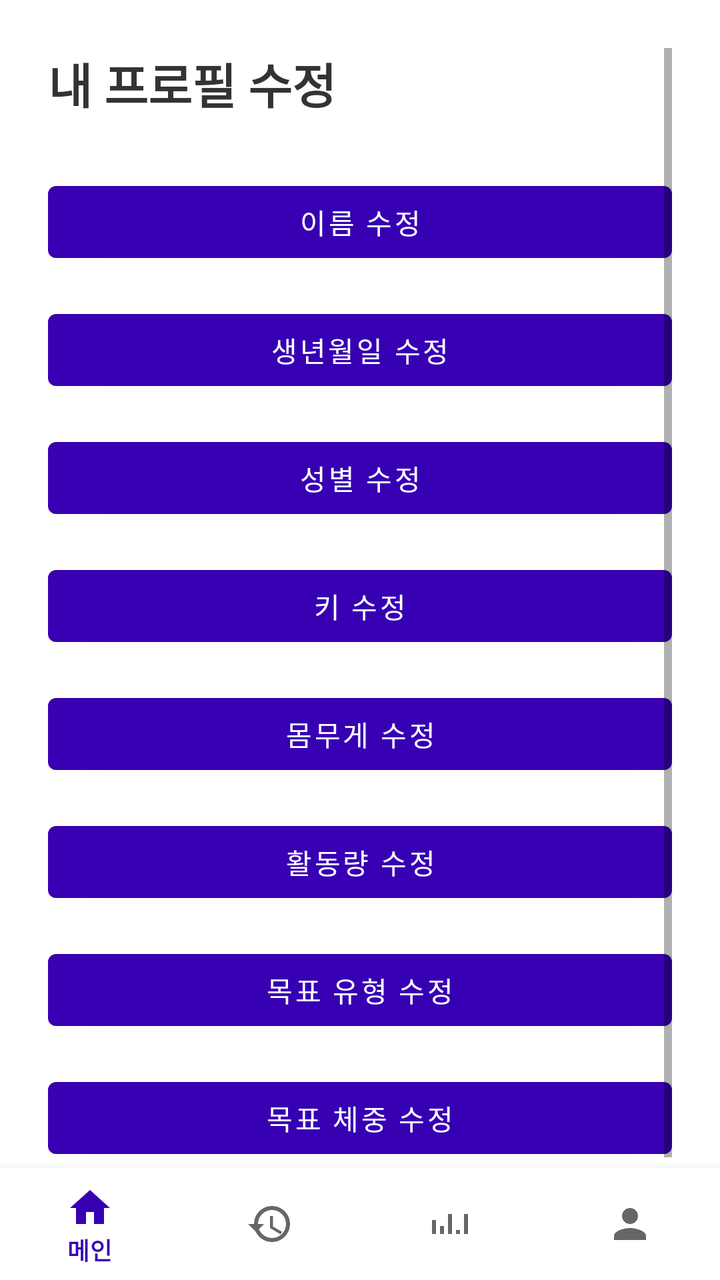
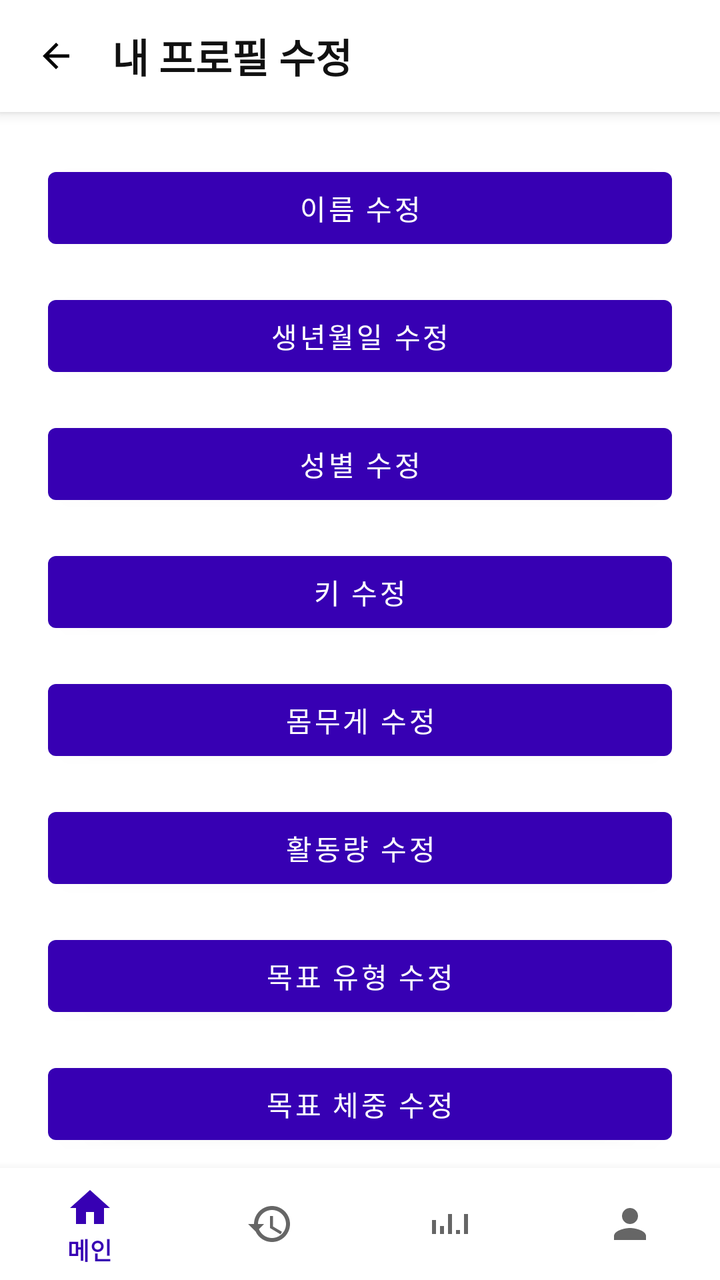

Two renders of the same Android screen: before a commit and after it. Below are the layout's source before the change and the commit's diff.
<!-- AndroidManifest.xml: application theme Theme.GJGN -->
<!-- res/layout/activity_profile_edit.xml -->
<?xml version="1.0" encoding="utf-8"?>
<androidx.coordinatorlayout.widget.CoordinatorLayout
    xmlns:android="http://schemas.android.com/apk/res/android"
    xmlns:app="http://schemas.android.com/apk/res-auto"
    android:layout_width="match_parent"
    android:layout_height="match_parent">

    <ScrollView
        android:layout_width="match_parent"
        android:layout_height="match_parent"
        android:padding="24dp"
        android:paddingBottom="120dp"
        android:fillViewport="true">

        <LinearLayout
            android:layout_width="match_parent"
            android:layout_height="wrap_content"
            android:orientation="vertical">

            
            <TextView
                android:id="@+id/tvTitle"
                android:text="내 프로필 수정"
                android:textSize="24sp"
                android:textStyle="bold"
                android:textColor="#333333"
                android:layout_marginBottom="28dp"
                android:layout_width="wrap_content"
                android:layout_height="wrap_content"/>

            
            <com.google.android.material.button.MaterialButton
                android:id="@+id/btnEditName"
                android:text="이름 수정"
                android:layout_width="match_parent"
                android:layout_height="wrap_content"
                android:layout_marginBottom="16dp"/>

            <com.google.android.material.button.MaterialButton
                android:id="@+id/btnEditBirth"
                android:text="생년월일 수정"
                android:layout_width="match_parent"
                android:layout_height="wrap_content"
                android:layout_marginBottom="16dp"/>

            <com.google.android.material.button.MaterialButton
                android:id="@+id/btnEditGender"
                android:text="성별 수정"
                android:layout_width="match_parent"
                android:layout_height="wrap_content"
                android:layout_marginBottom="16dp"/>

            <com.google.android.material.button.MaterialButton
                android:id="@+id/btnEditHeight"
                android:text="키 수정"
                android:layout_width="match_parent"
                android:layout_height="wrap_content"
                android:layout_marginBottom="16dp"/>

            <com.google.android.material.button.MaterialButton
                android:id="@+id/btnEditWeight"
                android:text="몸무게 수정"
                android:layout_width="match_parent"
                android:layout_height="wrap_content"
                android:layout_marginBottom="16dp"/>

            <com.google.android.material.button.MaterialButton
                android:id="@+id/btnEditActivity"
                android:text="활동량 수정"
                android:layout_width="match_parent"
                android:layout_height="wrap_content"
                android:layout_marginBottom="16dp"/>

            <com.google.android.material.button.MaterialButton
                android:id="@+id/btnEditGoalType"
                android:text="목표 유형 수정"
                android:layout_width="match_parent"
                android:layout_height="wrap_content"
                android:layout_marginBottom="16dp"/>

            <com.google.android.material.button.MaterialButton
                android:id="@+id/btnEditGoalWeight"
                android:text="목표 체중 수정"
                android:layout_width="match_parent"
                android:layout_height="wrap_content"
                android:layout_marginBottom="32dp"/>

            
            <com.google.android.material.button.MaterialButton
                android:id="@+id/btnBack"
                android:text="뒤로가기"
                android:layout_width="match_parent"
                android:layout_height="wrap_content"
                android:backgroundTint="@color/gray_light"
                android:textColor="@android:color/black"
                android:layout_marginBottom="20dp"/>

        </LinearLayout>
    </ScrollView>

    
    <com.google.android.material.bottomnavigation.BottomNavigationView
        android:id="@+id/bottomNavigationView"
        android:layout_width="match_parent"
        android:layout_height="wrap_content"
        android:layout_gravity="bottom"
        app:menu="@menu/bottom_nav_menu"/>
</androidx.coordinatorlayout.widget.CoordinatorLayout>
<!-- resources referenced by this layout -->
<resources>
  <color name="gray_light">#EEEEEE</color>
  <style name="Theme.GJGN" parent="Theme.MaterialComponents.DayNight.NoActionBar">
          
          <item name="colorPrimary">@color/purple_700</item>
          <item name="colorPrimaryVariant">@color/purple_700</item>
          <item name="colorOnPrimary">@android:color/white</item>
          <item name="colorSecondary">@color/teal_700</item>
          <item name="android:windowMinWidthMajor">320dp</item>
          <item name="android:windowMinWidthMinor">320dp</item>
      </style>
  <color name="purple_700">#FF3700B3</color>
  <color name="teal_700">#FF018786</color>
</resources>

<!-- the commit's change to res/layout/activity_profile_edit.xml (unified diff, before → after) -->
@@ -5,11 +5,42 @@
     android:layout_width="match_parent"
     android:layout_height="match_parent">
 
+    
+    <LinearLayout
+        android:layout_width="match_parent"
+        android:layout_height="56dp"
+        android:orientation="horizontal"
+        android:gravity="center_vertical"
+        android:paddingStart="12dp"
+        android:paddingEnd="12dp"
+        android:background="@android:color/white"
+        android:elevation="4dp">
+
+        <ImageView
+            android:id="@+id/btnBack"
+            android:layout_width="32dp"
+            android:layout_height="32dp"
+            android:src="@drawable/ic_arrow_back"
+            android:padding="6dp"
+            android:background="?attr/selectableItemBackgroundBorderless" />
+
+        <TextView
+            android:text="내 프로필 수정"
+            android:textSize="20sp"
+            android:textStyle="bold"
+            android:textColor="#111111"
+            android:layout_marginStart="12dp"
+            android:layout_width="wrap_content"
+            android:layout_height="wrap_content" />
+    </LinearLayout>
+
+
     <ScrollView
         android:layout_width="match_parent"
         android:layout_height="match_parent"
         android:padding="24dp"
         android:paddingBottom="120dp"
+        android:layout_marginTop="56dp"
         android:fillViewport="true">
 
         <LinearLayout
@@ -18,83 +49,61 @@
             android:orientation="vertical">
 
             
-            <TextView
-                android:id="@+id/tvTitle"
-                android:text="내 프로필 수정"
-                android:textSize="24sp"
-                android:textStyle="bold"
-                android:textColor="#333333"
-                android:layout_marginBottom="28dp"
-                android:layout_width="wrap_content"
-                android:layout_height="wrap_content"/>
-
-            
             <com.google.android.material.button.MaterialButton
                 android:id="@+id/btnEditName"
                 android:text="이름 수정"
                 android:layout_width="match_parent"
-                android:layout_height="wrap_content"
+                android:layout_height="48dp"
                 android:layout_marginBottom="16dp"/>
 
             <com.google.android.material.button.MaterialButton
                 android:id="@+id/btnEditBirth"
                 android:text="생년월일 수정"
                 android:layout_width="match_parent"
-                android:layout_height="wrap_content"
+                android:layout_height="48dp"
                 android:layout_marginBottom="16dp"/>
 
             <com.google.android.material.button.MaterialButton
                 android:id="@+id/btnEditGender"
                 android:text="성별 수정"
                 android:layout_width="match_parent"
-                android:layout_height="wrap_content"
+                android:layout_height="48dp"
                 android:layout_marginBottom="16dp"/>
 
             <com.google.android.material.button.MaterialButton
                 android:id="@+id/btnEditHeight"
                 android:text="키 수정"
                 android:layout_width="match_parent"
-                android:layout_height="wrap_content"
+                android:layout_height="48dp"
                 android:layout_marginBottom="16dp"/>
 
             <com.google.android.material.button.MaterialButton
                 android:id="@+id/btnEditWeight"
                 android:text="몸무게 수정"
                 android:layout_width="match_parent"
-                android:layout_height="wrap_content"
+                android:layout_height="48dp"
                 android:layout_marginBottom="16dp"/>
 
             <com.google.android.material.button.MaterialButton
                 android:id="@+id/btnEditActivity"
                 android:text="활동량 수정"
                 android:layout_width="match_parent"
-                android:layout_height="wrap_content"
+                android:layout_height="48dp"
                 android:layout_marginBottom="16dp"/>
 
             <com.google.android.material.button.MaterialButton
                 android:id="@+id/btnEditGoalType"
                 android:text="목표 유형 수정"
                 android:layout_width="match_parent"
-                android:layout_height="wrap_content"
+                android:layout_height="48dp"
                 android:layout_marginBottom="16dp"/>
 
             <com.google.android.material.button.MaterialButton
                 android:id="@+id/btnEditGoalWeight"
                 android:text="목표 체중 수정"
                 android:layout_width="match_parent"
-                android:layout_height="wrap_content"
+                android:layout_height="48dp"
                 android:layout_marginBottom="32dp"/>
-
-            
-            <com.google.android.material.button.MaterialButton
-                android:id="@+id/btnBack"
-                android:text="뒤로가기"
-                android:layout_width="match_parent"
-                android:layout_height="wrap_content"
-                android:backgroundTint="@color/gray_light"
-                android:textColor="@android:color/black"
-                android:layout_marginBottom="20dp"/>
-
         </LinearLayout>
     </ScrollView>
 
<!-- resource entries referenced after the edit -->
@@ -1,6 +1,16 @@
 <!-- resources referenced by this layout -->
 <resources>
-  <color name="gray_light">#EEEEEE</color>
+  <!-- drawable ic_arrow_back (drawable) -->
+  <vector xmlns:android="http://schemas.android.com/apk/res/android"
+      android:width="24dp"
+      android:height="24dp"
+      android:viewportWidth="24"
+      android:viewportHeight="24">
+  
+      <path
+          android:fillColor="#000000"
+          android:pathData="M20,11H7.83l5.59,-5.59L12,4l-8,8 8,8 1.41,-1.41L7.83,13H20v-2z"/>
+  </vector>
   <style name="Theme.GJGN" parent="Theme.MaterialComponents.DayNight.NoActionBar">
           
           <item name="colorPrimary">@color/purple_700</item>
